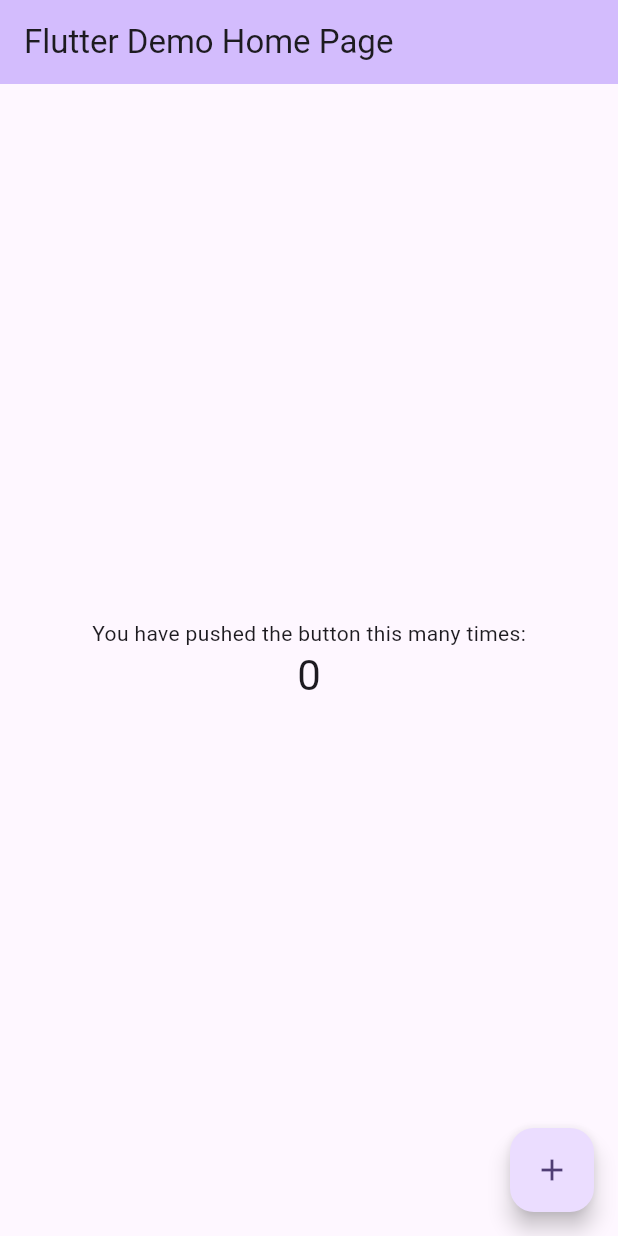
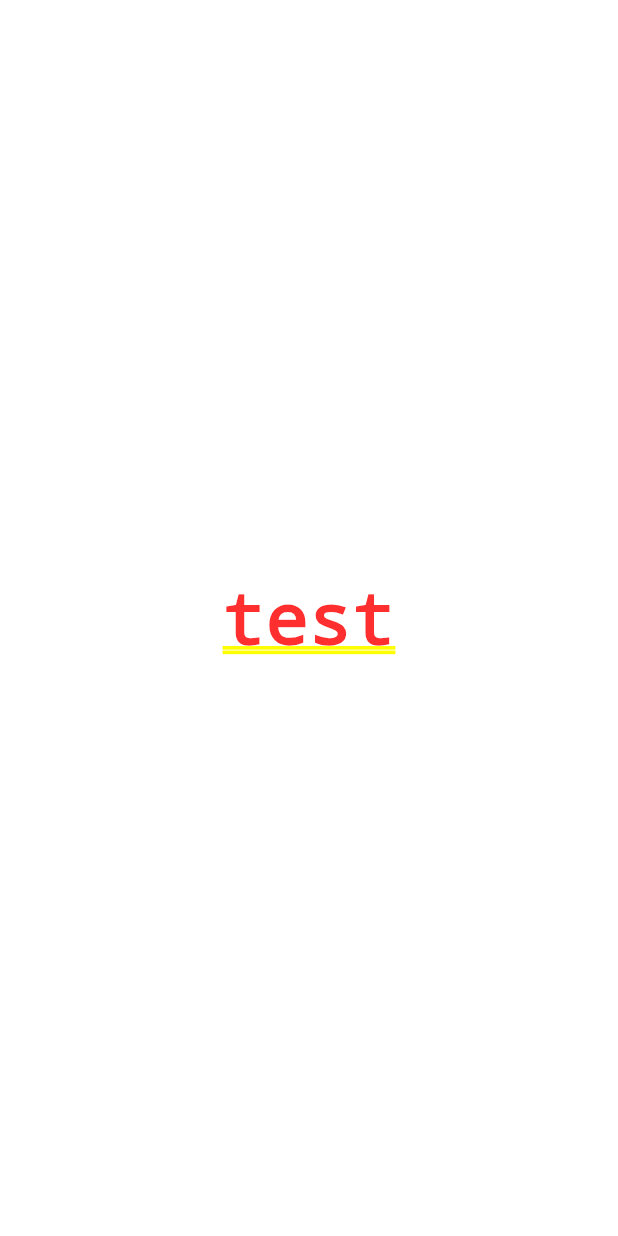
Before and after one commit to yasumasa47/calculator, a Flutter app: the screen it shows after launch, on a phone screen of 412 x 824 dp. Run offline on Flutter 3.47's test engine with Material 3 defaults, Android fonts, the phone set to English and light mode, and no system bars; our stand-ins replace flutter_riverpod.

Commit message:
2023/12/14-00:10

```diff
--- a/lib/main.dart
+++ b/lib/main.dart
@@ -1,125 +1,6 @@
 import 'package:flutter/material.dart';
+import 'package:flutter_riverpod/flutter_riverpod.dart';
 
-void main() {
-  runApp(const MyApp());
-}
+import 'package:calculator/routers/my_app.dart';
 
-class MyApp extends StatelessWidget {
-  const MyApp({super.key});
-
-  // This widget is the root of your application.
-  @override
-  Widget build(BuildContext context) {
-    return MaterialApp(
-      title: 'Flutter Demo',
-      theme: ThemeData(
-        // This is the theme of your application.
-        //
-        // TRY THIS: Try running your application with "flutter run". You'll see
-        // the application has a purple toolbar. Then, without quitting the app,
-        // try changing the seedColor in the colorScheme below to Colors.green
-        // and then invoke "hot reload" (save your changes or press the "hot
-        // reload" button in a Flutter-supported IDE, or press "r" if you used
-        // the command line to start the app).
-        //
-        // Notice that the counter didn't reset back to zero; the application
-        // state is not lost during the reload. To reset the state, use hot
-        // restart instead.
-        //
-        // This works for code too, not just values: Most code changes can be
-        // tested with just a hot reload.
-        colorScheme: ColorScheme.fromSeed(seedColor: Colors.deepPurple),
-        useMaterial3: true,
-      ),
-      home: const MyHomePage(title: 'Flutter Demo Home Page'),
-    );
-  }
-}
-
-class MyHomePage extends StatefulWidget {
-  const MyHomePage({super.key, required this.title});
-
-  // This widget is the home page of your application. It is stateful, meaning
-  // that it has a State object (defined below) that contains fields that affect
-  // how it looks.
-
-  // This class is the configuration for the state. It holds the values (in this
-  // case the title) provided by the parent (in this case the App widget) and
-  // used by the build method of the State. Fields in a Widget subclass are
-  // always marked "final".
-
-  final String title;
-
-  @override
-  State<MyHomePage> createState() => _MyHomePageState();
-}
-
-class _MyHomePageState extends State<MyHomePage> {
-  int _counter = 0;
-
-  void _incrementCounter() {
-    setState(() {
-      // This call to setState tells the Flutter framework that something has
-      // changed in this State, which causes it to rerun the build method below
-      // so that the display can reflect the updated values. If we changed
-      // _counter without calling setState(), then the build method would not be
-      // called again, and so nothing would appear to happen.
-      _counter++;
-    });
-  }
-
-  @override
-  Widget build(BuildContext context) {
-    // This method is rerun every time setState is called, for instance as done
-    // by the _incrementCounter method above.
-    //
-    // The Flutter framework has been optimized to make rerunning build methods
-    // fast, so that you can just rebuild anything that needs updating rather
-    // than having to individually change instances of widgets.
-    return Scaffold(
-      appBar: AppBar(
-        // TRY THIS: Try changing the color here to a specific color (to
-        // Colors.amber, perhaps?) and trigger a hot reload to see the AppBar
-        // change color while the other colors stay the same.
-        backgroundColor: Theme.of(context).colorScheme.inversePrimary,
-        // Here we take the value from the MyHomePage object that was created by
-        // the App.build method, and use it to set our appbar title.
-        title: Text(widget.title),
-      ),
-      body: Center(
-        // Center is a layout widget. It takes a single child and positions it
-        // in the middle of the parent.
-        child: Column(
-          // Column is also a layout widget. It takes a list of children and
-          // arranges them vertically. By default, it sizes itself to fit its
-          // children horizontally, and tries to be as tall as its parent.
-          //
-          // Column has various properties to control how it sizes itself and
-          // how it positions its children. Here we use mainAxisAlignment to
-          // center the children vertically; the main axis here is the vertical
-          // axis because Columns are vertical (the cross axis would be
-          // horizontal).
-          //
-          // TRY THIS: Invoke "debug painting" (choose the "Toggle Debug Paint"
-          // action in the IDE, or press "p" in the console), to see the
-          // wireframe for each widget.
-          mainAxisAlignment: MainAxisAlignment.center,
-          children: <Widget>[
-            const Text(
-              'You have pushed the button this many times:',
-            ),
-            Text(
-              '$_counter',
-              style: Theme.of(context).textTheme.headlineMedium,
-            ),
-          ],
-        ),
-      ),
-      floatingActionButton: FloatingActionButton(
-        onPressed: _incrementCounter,
-        tooltip: 'Increment',
-        child: const Icon(Icons.add),
-      ), // This trailing comma makes auto-formatting nicer for build methods.
-    );
-  }
-}
+void main() => runApp(const ProviderScope(child: MyApp()));
--- /dev/null
+++ b/lib/pages/calculator_page.dart
@@ -0,0 +1,10 @@
+import 'package:flutter/material.dart';
+
+class CalculatorPage extends StatelessWidget {
+  const CalculatorPage({super.key});
+
+  @override
+  Widget build(BuildContext context) {
+    return const Center(child: Text('test'),);
+  }
+}
--- /dev/null
+++ b/lib/routers/my_app.dart
@@ -0,0 +1,13 @@
+import 'package:calculator/pages/calculator_page.dart';
+import 'package:flutter/material.dart';
+
+class MyApp extends StatelessWidget {
+  const MyApp({super.key});
+
+  @override
+  Widget build(BuildContext context) {
+    return const MaterialApp(
+      home: CalculatorPage(),
+    );
+  }
+}
```
Also changed, not shown: pubspec.yaml (+6 -72 lines), lib/widgets/detail/double_buttom.dart (added), lib/widgets/detail/single_button.dart (added), pubspec.lock.
